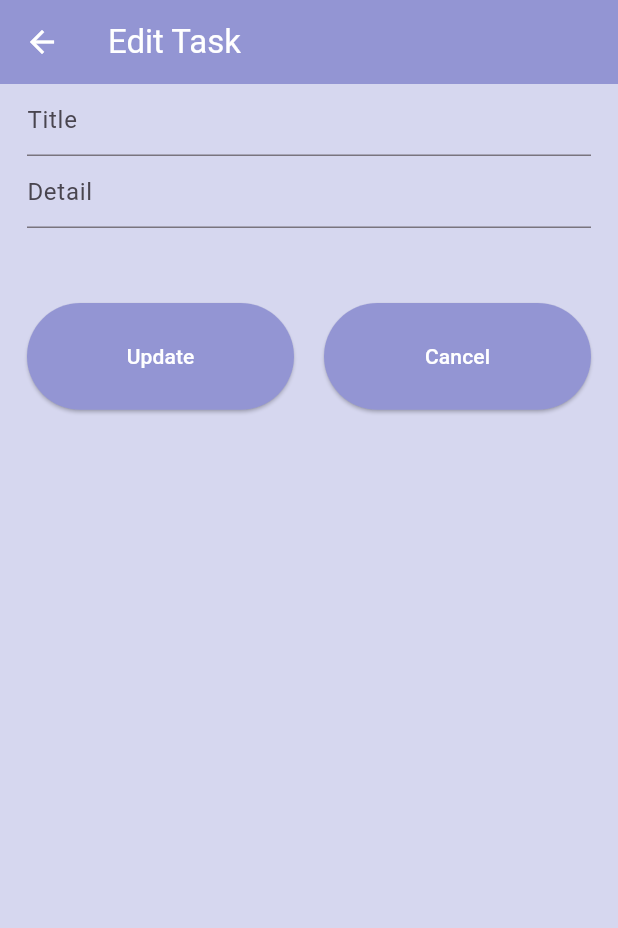
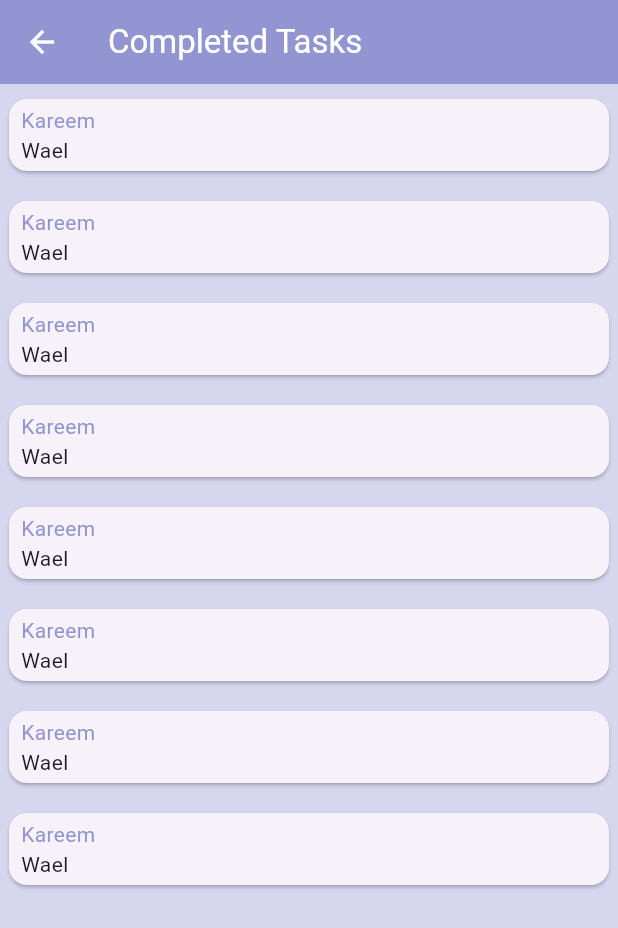
Before and after one commit to kareemwael9898/TodoApp_flutter, a Flutter app: the screen it shows after launch, on a phone screen of 412 x 824 dp. Shown: the top 928 px of the screen. Run offline on Flutter 3.47's test engine with Material 3 defaults, Android fonts, the phone set to English and light mode, and no system bars; our stand-ins replace flutter_svg.

Commit message:
Finished CompletedTasksPage Design

```diff
--- a/lib/main.dart
+++ b/lib/main.dart
@@ -1,4 +1,3 @@
-import 'package:flutter/cupertino.dart';
 import 'package:flutter/material.dart';
 import 'package:flutter_svg/flutter_svg.dart';
 
@@ -11,9 +10,10 @@ void main() {
 
 class PagesNavigator extends StatelessWidget {
   const PagesNavigator({super.key});
+
   @override
   Widget build(BuildContext context) {
-    return EditTaskPage();
+    return CompletedTasksPage();
   }
 }
 
@@ -165,7 +165,9 @@ class AddTaskPage extends StatelessWidget {
               TextFormField(
                 decoration: InputDecoration(hintText: "Detail"),
               ),
-              SizedBox(height: 50,),
+              SizedBox(
+                height: 50,
+              ),
               ElevatedButton(
                 onPressed: () {},
                 child: Text(
@@ -217,7 +219,9 @@ class EditTaskPage extends StatelessWidget {
               TextFormField(
                 decoration: InputDecoration(hintText: "Detail"),
               ),
-              SizedBox(height: 50,),
+              SizedBox(
+                height: 50,
+              ),
               Row(
                 children: [
                   Expanded(
@@ -227,15 +231,20 @@ class EditTaskPage extends StatelessWidget {
                         onPressed: () {},
                         child: Text(
                           "Update",
-                          style: TextStyle(color: Colors.white,),
+                          style: TextStyle(
+                            color: Colors.white,
+                          ),
                         ),
                         style: ButtonStyle(
-                          backgroundColor: MaterialStatePropertyAll(Color(purple)),
+                          backgroundColor:
+                              MaterialStatePropertyAll(Color(purple)),
                         ),
                       ),
                     ),
                   ),
-                  SizedBox(width: 20,),
+                  SizedBox(
+                    width: 20,
+                  ),
                   Expanded(
                     child: AspectRatio(
                       aspectRatio: 2.5,
@@ -246,7 +255,8 @@ class EditTaskPage extends StatelessWidget {
                           style: TextStyle(color: Colors.white),
                         ),
                         style: ButtonStyle(
-                          backgroundColor: MaterialStatePropertyAll(Color(purple)),
+                          backgroundColor:
+                              MaterialStatePropertyAll(Color(purple)),
                         ),
                       ),
                     ),
@@ -260,3 +270,64 @@ class EditTaskPage extends StatelessWidget {
     );
   }
 }
+
+class CompletedTasksPage extends StatefulWidget {
+  const CompletedTasksPage({super.key});
+
+  @override
+  State<CompletedTasksPage> createState() => _CompletedTasksPageState();
+}
+
+class _CompletedTasksPageState extends State<CompletedTasksPage> {
+  @override
+  Widget build(BuildContext context) {
+    // TODO: implement build
+    return MaterialApp(
+      home: Scaffold(
+        appBar: AppBar(
+          leading: IconButton(
+              onPressed: () {} // TODO OnPressed2
+              ,
+              icon: Icon(
+                Icons.arrow_back,
+                color: Colors.white,
+              )),
+          title: Text(
+            "Completed Tasks",
+            style: TextStyle(color: Colors.white),
+          ),
+          backgroundColor: Color(purple),
+        ),
+        backgroundColor: const Color(lightPurple),
+        body: ListView(
+          children: [
+            for (var i = 0; i < 8; i++)
+              completedTodoItem(title: "Kareem", subTitle: "Wael")
+          ],
+        ),
+      ),
+    );
+  }
+}
+
+Widget completedTodoItem({required String title, required String subTitle}) {
+  return Card(
+    margin: const EdgeInsets.symmetric(horizontal: 6, vertical: 10),
+    child: Padding(
+      padding: const EdgeInsets.symmetric(horizontal: 8, vertical: 4),
+      child: Row(
+        children: [
+          Expanded(
+            child: Column(
+              crossAxisAlignment: CrossAxisAlignment.start,
+              children: [
+                Text(title, style: const TextStyle(color: Color(purple))),
+                Text(subTitle)
+              ],
+            ),
+          ),
+        ],
+      ),
+    ),
+  );
+}
```
